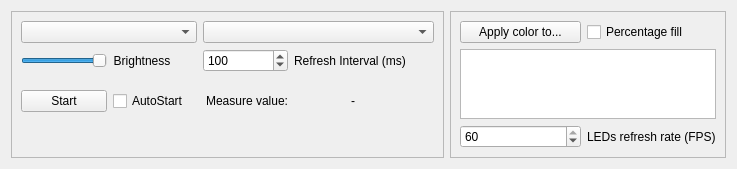
Before: the Qt Designer form MeasureEntry.ui in arthur469/HardwareSyncAI, drawn with Qt 5.
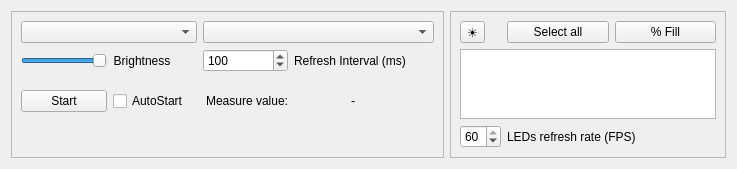
After: the same form once the commit is applied. Custom widgets are drawn as their Qt base class.

Commit message: Fixed percentage fill

```diff
--- a/MeasureEntry.ui
+++ b/MeasureEntry.ui
@@ -217,21 +217,37 @@
       <enum>QFrame::Sunken</enum>
      </property>
      <layout class="QGridLayout" name="gridLayout_5">
-      <item row="0" column="0">
+      <item row="1" column="1">
        <widget class="QPushButton" name="devices">
         <property name="text">
-         <string>Apply color to...</string>
+         <string>Select all</string>
         </property>
+        <property name="checkable">
+         <bool>true</bool>
+        </property>
        </widget>
       </item>
-      <item row="0" column="1">
-       <widget class="QCheckBox" name="percentage_fill">
+      <item row="1" column="0">
+       <widget class="QToolButton" name="toggle_brightness">
         <property name="text">
-         <string>Percentage fill</string>
+         <string>☀</string>
         </property>
+        <property name="checkable">
+         <bool>true</bool>
+        </property>
        </widget>
       </item>
-      <item row="1" column="0" colspan="2">
+      <item row="1" column="2">
+       <widget class="QPushButton" name="percentage_fill">
+        <property name="text">
+         <string>% Fill</string>
+        </property>
+        <property name="checkable">
+         <bool>true</bool>
+        </property>
+       </widget>
+      </item>
+      <item row="2" column="0" colspan="3">
        <widget class="QListWidget" name="devices_list_view">
         <property name="sizePolicy">
          <sizepolicy hsizetype="Preferred" vsizetype="Expanding">
@@ -244,7 +260,7 @@
         </property>
        </widget>
       </item>
-      <item row="2" column="0">
+      <item row="3" column="0">
        <widget class="QSpinBox" name="fps">
         <property name="minimum">
          <number>1</number>
@@ -257,7 +273,7 @@
         </property>
        </widget>
       </item>
-      <item row="2" column="1">
+      <item row="3" column="1" colspan="2">
        <widget class="QLabel" name="refresh_interval_label">
         <property name="text">
          <string>LEDs refresh rate (FPS)</string>
```
Left out of the diff: 2 changed lines with no effect on the pictures. The commit also changes 3 other files.
